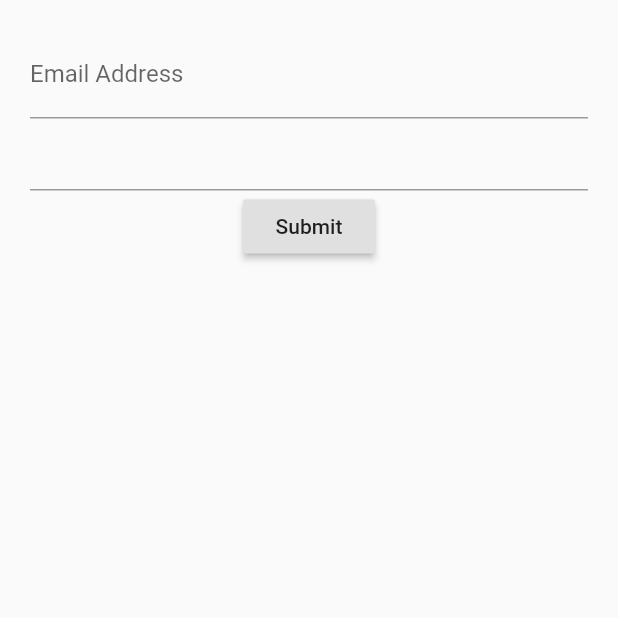
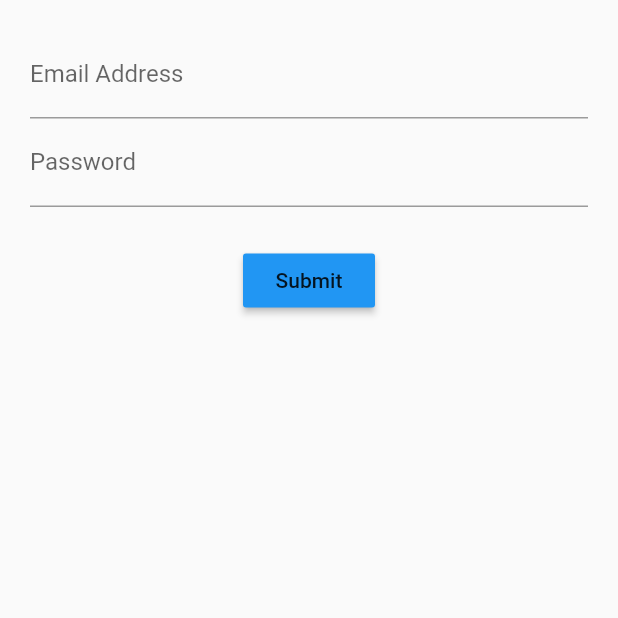
Before and after one commit to wanfintara/login-stateful, a Flutter app: the screen it shows after launch, after a tap on "Submit", on a phone screen of 412 x 824 dp, the top half of it. Run offline on Flutter 3.47's test engine with Material 2 defaults, Android fonts, the phone set to English and light mode, and no system bars.

Commit message:
Login screen and add key with reset when press button

```diff
--- a/lib/src/screens/login_screen.dart
+++ b/lib/src/screens/login_screen.dart
@@ -6,15 +6,19 @@ class LoginScreen extends StatefulWidget {
 }
 
 class _LoginScreenState extends State<LoginScreen> {
+  final _formKey = GlobalKey<FormState>();
+
   @override
   Widget build(BuildContext context) {
     return Container(
       margin: EdgeInsets.all(20),
       child: Form(
+        key: _formKey,
         child: Column(
           children: <Widget>[
             emailField(),
             passwordField(),
+            SizedBox(height: 25),
             submitButton(),
           ],
         ),
@@ -33,13 +37,22 @@ class _LoginScreenState extends State<LoginScreen> {
   }
 
   Widget passwordField() {
-    return TextFormField();
+    return TextFormField(
+      decoration: InputDecoration(
+        labelText: 'Password',
+        hintText: 'Password',
+      ),
+      // obscureText: true,
+    );
   }
 
   Widget submitButton() {
     return RaisedButton(
+      color: Colors.blue,
       child: Text('Submit'),
-      onPressed: () {},
+      onPressed: () {
+        _formKey.currentState.reset();
+      },
     );
   }
 }
```
